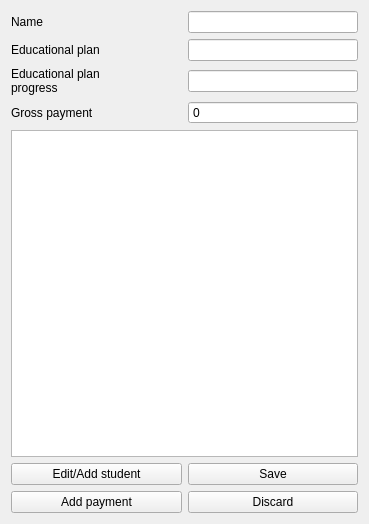
The window that view/studentinfo.ui (EgorenkovMV/SkillPointTimetableAssistant) describes before a commit, drawn with Qt 5.
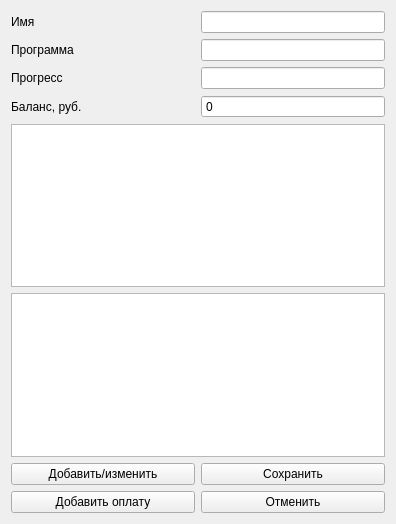
The same window after the commit.

What changed in the file:
```diff
--- a/view/studentinfo.ui
+++ b/view/studentinfo.ui
@@ -6,7 +6,7 @@
    <rect>
     <x>0</x>
     <y>0</y>
-    <width>369</width>
+    <width>396</width>
     <height>524</height>
    </rect>
   </property>
@@ -14,55 +14,40 @@
    <string>Form</string>
   </property>
   <layout class="QGridLayout" name="gridLayout">
-   <item row="8" column="2" colspan="2">
-    <widget class="QPushButton" name="pb_discard">
-     <property name="text">
-      <string>Discard</string>
-     </property>
-    </widget>
-   </item>
    <item row="1" column="0" colspan="2">
     <widget class="QLabel" name="label_2">
      <property name="text">
-      <string>Educational plan</string>
+      <string>Программа</string>
      </property>
     </widget>
    </item>
-   <item row="3" column="0" colspan="2">
-    <widget class="QLabel" name="label_4">
+   <item row="8" column="2" colspan="2">
+    <widget class="QPushButton" name="pb_save">
      <property name="text">
-      <string>Gross payment</string>
+      <string>Сохранить</string>
      </property>
     </widget>
    </item>
+   <item row="4" column="0" colspan="4">
+    <widget class="QTableWidget" name="tw_contactData"/>
+   </item>
    <item row="0" column="0" colspan="2">
     <widget class="QLabel" name="label">
      <property name="text">
-      <string>Name</string>
+      <string>Имя</string>
      </property>
     </widget>
    </item>
-   <item row="7" column="2" colspan="2">
-    <widget class="QPushButton" name="pb_save">
-     <property name="text">
-      <string>Save</string>
-     </property>
-    </widget>
+   <item row="5" column="0" colspan="4">
+    <widget class="QTableWidget" name="tw_paymentHistory"/>
    </item>
-   <item row="2" column="0" colspan="2">
-    <widget class="QLabel" name="label_3">
+   <item row="9" column="2" colspan="2">
+    <widget class="QPushButton" name="pb_discard">
      <property name="text">
-      <string>Educational plan
-progress</string>
+      <string>Отменить</string>
      </property>
     </widget>
    </item>
-   <item row="0" column="2" colspan="2">
-    <widget class="QLineEdit" name="le_name"/>
-   </item>
-   <item row="2" column="2" colspan="2">
-    <widget class="QLineEdit" name="le_educationalPlanProgress"/>
-   </item>
    <item row="3" column="2" colspan="2">
     <widget class="QSpinBox" name="sb_grossPayment">
      <property name="buttonSymbols">
@@ -73,26 +58,43 @@
      </property>
     </widget>
    </item>
-   <item row="4" column="0" colspan="4">
-    <widget class="QTableWidget" name="tw_paymentHistory"/>
+   <item row="2" column="0" colspan="2">
+    <widget class="QLabel" name="label_3">
+     <property name="text">
+      <string>Прогресс</string>
+     </property>
+    </widget>
+   </item>
+   <item row="9" column="0" colspan="2">
+    <widget class="QPushButton" name="pb_addPayment">
+     <property name="text">
+      <string>Добавить оплату</string>
+     </property>
+    </widget>
+   </item>
+   <item row="0" column="2" colspan="2">
+    <widget class="QLineEdit" name="le_name"/>
    </item>
    <item row="1" column="2" colspan="2">
     <widget class="QLineEdit" name="le_educationalPlan"/>
    </item>
-   <item row="7" column="0" colspan="2">
-    <widget class="QPushButton" name="pb_editStudent">
-     <property name="text">
-      <string>Edit/Add student</string>
-     </property>
-    </widget>
-   </item>
    <item row="8" column="0" colspan="2">
-    <widget class="QPushButton" name="pb_addPayment">
+    <widget class="QPushButton" name="pb_editStudent">
      <property name="text">
-      <string>Add payment</string>
+      <string>Добавить/изменить</string>
      </property>
     </widget>
    </item>
+   <item row="3" column="0" colspan="2">
+    <widget class="QLabel" name="label_4">
+     <property name="text">
+      <string>Баланс, руб.</string>
+     </property>
+    </widget>
+   </item>
+   <item row="2" column="2" colspan="2">
+    <widget class="QLineEdit" name="le_educationalPlanProgress"/>
+   </item>
   </layout>
  </widget>
  <resources/>
```
